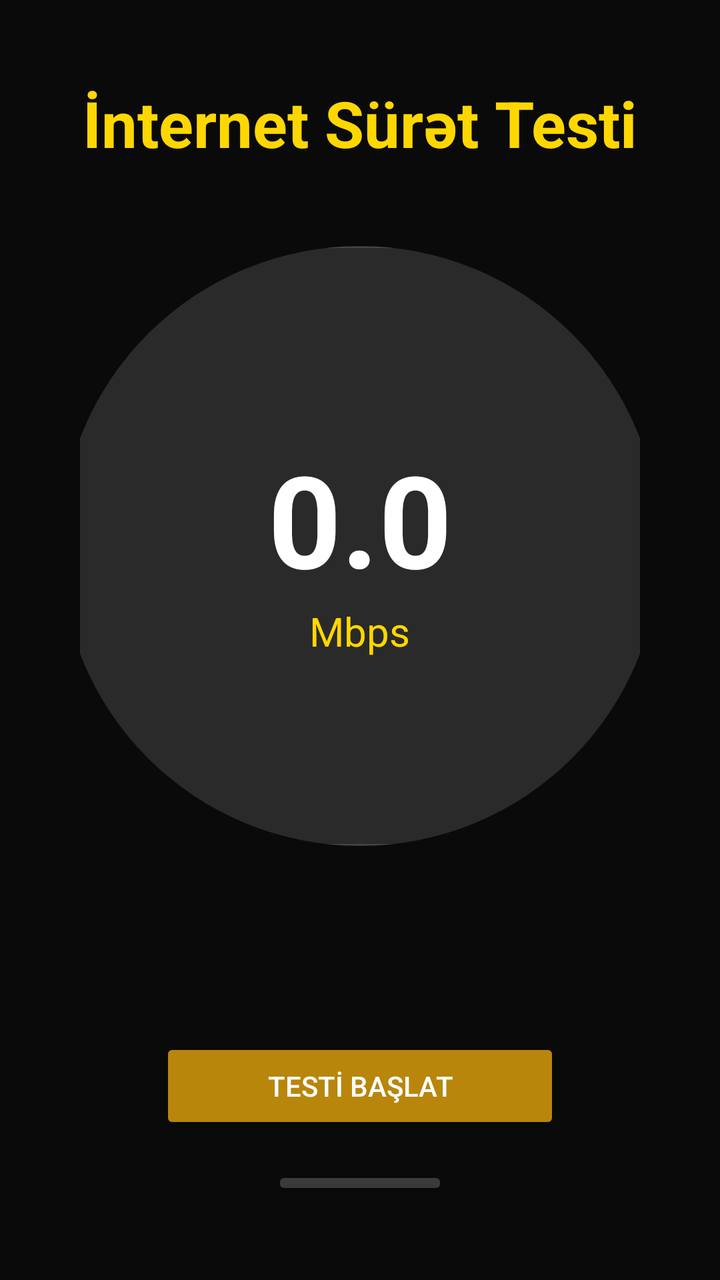
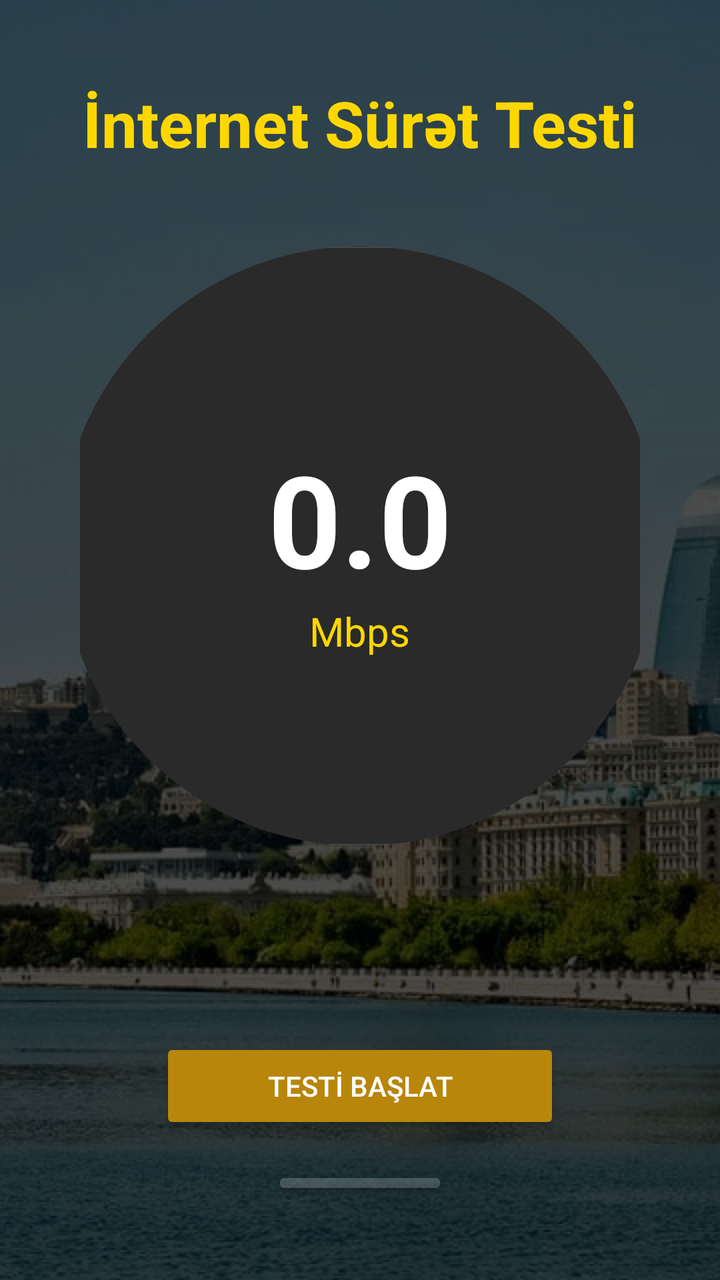

Two renders of the same Android screen: before a commit and after it. Below are the layout's source before the change and the commit's diff.
<!-- AndroidManifest.xml: application theme Theme.AppCompat.NoActionBar -->
<!-- res/layout/activity_speed_test.xml -->
<?xml version="1.0" encoding="utf-8"?>
<LinearLayout xmlns:android="http://schemas.android.com/apk/res/android"
    android:layout_width="match_parent"
    android:layout_height="match_parent"
    android:orientation="vertical"
    android:gravity="center"
    android:background="@color/bg_main"
    android:padding="40dp">

    <TextView
        android:layout_width="wrap_content"
        android:layout_height="wrap_content"
        android:text="İnternet Sürət Testi"
        android:textColor="@color/gold_primary"
        android:textSize="32sp"
        android:textStyle="bold"
        android:layout_marginBottom="40dp" />

    <androidx.cardview.widget.CardView
        android:layout_width="300dp"
        android:layout_height="300dp"
        android:backgroundTint="@color/bg_sidebar"
        xmlns:app="http://schemas.android.com/apk/res-auto"
        app:cardCornerRadius="150dp"
        app:cardElevation="0dp">

        <LinearLayout
            android:layout_width="match_parent"
            android:layout_height="match_parent"
            android:gravity="center"
            android:orientation="vertical"
            android:background="@drawable/glass_card_bg">

            <TextView
                android:id="@+id/tvSpeedValue"
                android:layout_width="wrap_content"
                android:layout_height="wrap_content"
                android:text="0.0"
                android:textColor="@color/white"
                android:textSize="64sp"
                android:textStyle="bold" />

            <TextView
                android:layout_width="wrap_content"
                android:layout_height="wrap_content"
                android:text="Mbps"
                android:textColor="@color/gold_primary"
                android:textSize="20sp" />
        </LinearLayout>
    </androidx.cardview.widget.CardView>

    <ProgressBar
        android:id="@+id/speedProgress"
        style="?android:attr/progressBarStyleHorizontal"
        android:layout_width="400dp"
        android:layout_height="wrap_content"
        android:layout_marginTop="40dp"
        android:progressTint="@color/gold_primary"
        android:visibility="invisible" />

    <Button
        android:id="@+id/btnStartTest"
        android:layout_width="200dp"
        android:layout_height="wrap_content"
        android:layout_marginTop="40dp"
        android:text="TESTİ BAŞLAT"
        android:backgroundTint="@color/gold_dark"
        android:textColor="@color/white" />

    <Button
        android:id="@+id/btnBack"
        android:layout_width="wrap_content"
        android:layout_height="wrap_content"
        android:layout_marginTop="16dp"
        android:text="GERİ"
        android:backgroundTint="@color/glass_white_heavy"
        android:textColor="@color/white" />

</LinearLayout>
<!-- resources referenced by this layout -->
<resources>
  <color name="bg_main">#0A0A0A</color>
  <color name="bg_sidebar">#121212</color>
  <color name="glass_white_heavy">#33FFFFFF</color>
  <color name="gold_dark">#B8860B</color>
  <color name="gold_primary">#FFD700</color>
  <color name="white">#FFFFFFFF</color>
  <!-- drawable glass_card_bg (drawable) -->
  <?xml version="1.0" encoding="utf-8"?>
  <shape xmlns:android="http://schemas.android.com/apk/res/android">
      <solid android:color="@color/glass_white" />
      <corners android:radius="12dp" />
      <stroke android:width="1dp" android:color="#26FFFFFF" />
  </shape>
  <color name="glass_white">#1AFFFFFF</color>
</resources>

<!-- the commit's change to res/layout/activity_speed_test.xml (unified diff, before → after) -->
@@ -1,79 +1,96 @@
 <?xml version="1.0" encoding="utf-8"?>
-<LinearLayout xmlns:android="http://schemas.android.com/apk/res/android"
+<FrameLayout xmlns:android="http://schemas.android.com/apk/res/android"
+    xmlns:app="http://schemas.android.com/apk/res-auto"
     android:layout_width="match_parent"
-    android:layout_height="match_parent"
-    android:orientation="vertical"
-    android:gravity="center"
-    android:background="@color/bg_main"
-    android:padding="40dp">
+    android:layout_height="match_parent">
 
-    <TextView
-        android:layout_width="wrap_content"
-        android:layout_height="wrap_content"
-        android:text="İnternet Sürət Testi"
-        android:textColor="@color/gold_primary"
-        android:textSize="32sp"
-        android:textStyle="bold"
-        android:layout_marginBottom="40dp" />
+    
+    <ImageView
+        android:layout_width="match_parent"
+        android:layout_height="match_parent"
+        android:src="@drawable/app_background"
+        android:scaleType="centerCrop" />
 
-    <androidx.cardview.widget.CardView
-        android:layout_width="300dp"
-        android:layout_height="300dp"
-        android:backgroundTint="@color/bg_sidebar"
-        xmlns:app="http://schemas.android.com/apk/res-auto"
-        app:cardCornerRadius="150dp"
-        app:cardElevation="0dp">
+    
+    <View
+        android:layout_width="match_parent"
+        android:layout_height="match_parent"
+        android:background="#B3000000" />
 
-        <LinearLayout
-            android:layout_width="match_parent"
-            android:layout_height="match_parent"
-            android:gravity="center"
-            android:orientation="vertical"
-            android:background="@drawable/glass_card_bg">
+    <LinearLayout
+        android:layout_width="match_parent"
+        android:layout_height="match_parent"
+        android:orientation="vertical"
+        android:gravity="center"
+        android:padding="40dp">
 
-            <TextView
-                android:id="@+id/tvSpeedValue"
-                android:layout_width="wrap_content"
-                android:layout_height="wrap_content"
-                android:text="0.0"
-                android:textColor="@color/white"
-                android:textSize="64sp"
-                android:textStyle="bold" />
+        <TextView
+            android:layout_width="wrap_content"
+            android:layout_height="wrap_content"
+            android:text="İnternet Sürət Testi"
+            android:textColor="@color/gold_primary"
+            android:textSize="32sp"
+            android:textStyle="bold"
+            android:layout_marginBottom="40dp" />
 
-            <TextView
-                android:layout_width="wrap_content"
-                android:layout_height="wrap_content"
-                android:text="Mbps"
-                android:textColor="@color/gold_primary"
-                android:textSize="20sp" />
-        </LinearLayout>
-    </androidx.cardview.widget.CardView>
+        <androidx.cardview.widget.CardView
+            android:layout_width="300dp"
+            android:layout_height="300dp"
+            android:backgroundTint="@color/bg_sidebar"
+            app:cardCornerRadius="150dp"
+            app:cardElevation="0dp">
 
-    <ProgressBar
-        android:id="@+id/speedProgress"
-        style="?android:attr/progressBarStyleHorizontal"
-        android:layout_width="400dp"
-        android:layout_height="wrap_content"
-        android:layout_marginTop="40dp"
-        android:progressTint="@color/gold_primary"
-        android:visibility="invisible" />
+            <LinearLayout
+                android:layout_width="match_parent"
+                android:layout_height="match_parent"
+                android:gravity="center"
+                android:orientation="vertical"
+                android:background="@drawable/glass_card_bg">
 
-    <Button
-        android:id="@+id/btnStartTest"
-        android:layout_width="200dp"
-        android:layout_height="wrap_content"
-        android:layout_marginTop="40dp"
-        android:text="TESTİ BAŞLAT"
-        android:backgroundTint="@color/gold_dark"
-        android:textColor="@color/white" />
+                <TextView
+                    android:id="@+id/tvSpeedValue"
+                    android:layout_width="wrap_content"
+                    android:layout_height="wrap_content"
+                    android:text="0.0"
+                    android:textColor="@color/white"
+                    android:textSize="64sp"
+                    android:textStyle="bold" />
 
-    <Button
-        android:id="@+id/btnBack"
-        android:layout_width="wrap_content"
-        android:layout_height="wrap_content"
-        android:layout_marginTop="16dp"
-        android:text="GERİ"
-        android:backgroundTint="@color/glass_white_heavy"
-        android:textColor="@color/white" />
+                <TextView
+                    android:layout_width="wrap_content"
+                    android:layout_height="wrap_content"
+                    android:text="Mbps"
+                    android:textColor="@color/gold_primary"
+                    android:textSize="20sp" />
+            </LinearLayout>
+        </androidx.cardview.widget.CardView>
 
-</LinearLayout>
+        <ProgressBar
+            android:id="@+id/speedProgress"
+            style="?android:attr/progressBarStyleHorizontal"
+            android:layout_width="400dp"
+            android:layout_height="wrap_content"
+            android:layout_marginTop="40dp"
+            android:progressTint="@color/gold_primary"
+            android:visibility="invisible" />
+
+        <Button
+            android:id="@+id/btnStartTest"
+            android:layout_width="200dp"
+            android:layout_height="wrap_content"
+            android:layout_marginTop="40dp"
+            android:text="TESTİ BAŞLAT"
+            android:backgroundTint="@color/gold_dark"
+            android:textColor="@color/white" />
+
+        <Button
+            android:id="@+id/btnBack"
+            android:layout_width="wrap_content"
+            android:layout_height="wrap_content"
+            android:layout_marginTop="16dp"
+            android:text="GERİ"
+            android:backgroundTint="@color/glass_white_heavy"
+            android:textColor="@color/white" />
+
+    </LinearLayout>
+</FrameLayout>
<!-- resource entries referenced after the edit -->
@@ -1,11 +1,11 @@
 <!-- resources referenced by this layout -->
 <resources>
-  <color name="bg_main">#0A0A0A</color>
   <color name="bg_sidebar">#121212</color>
   <color name="glass_white_heavy">#33FFFFFF</color>
   <color name="gold_dark">#B8860B</color>
   <color name="gold_primary">#FFD700</color>
   <color name="white">#FFFFFFFF</color>
+  <!-- drawable app_background: png bitmap (drawable, 101422 bytes) -->
   <!-- drawable glass_card_bg (drawable) -->
   <?xml version="1.0" encoding="utf-8"?>
   <shape xmlns:android="http://schemas.android.com/apk/res/android">
